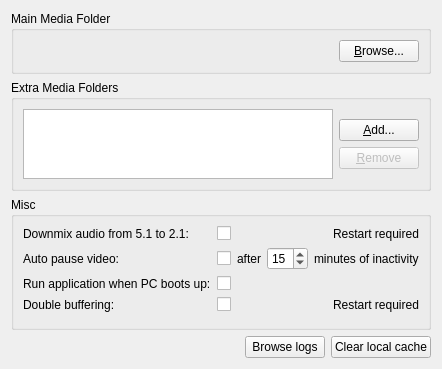
Qt form client/src/ui/widgets/settings/general_preferences_widget.ui (networkoptix/nx_open) before a commit.
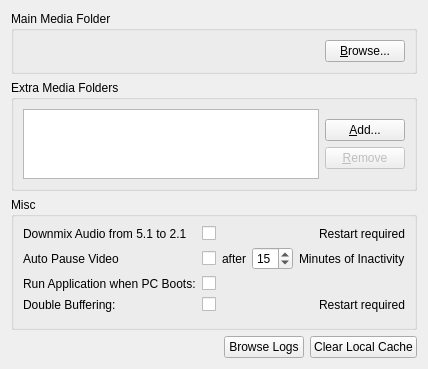
The same form after that commit. Custom widgets are drawn as their Qt base class.

The edit to the form file:
```diff
--- a/client/src/ui/widgets/settings/general_preferences_widget.ui
+++ b/client/src/ui/widgets/settings/general_preferences_widget.ui
@@ -121,7 +121,7 @@
       <item row="0" column="0">
        <widget class="QLabel" name="label_4">
         <property name="text">
-         <string>Downmix audio from 5.1 to 2.1:</string>
+         <string>Downmix Audio from 5.1 to 2.1</string>
         </property>
        </widget>
       </item>
@@ -146,7 +146,7 @@
       <item row="1" column="0">
        <widget class="QLabel" name="pauseOnInactivityLabel">
         <property name="text">
-         <string>Auto pause video:</string>
+         <string>Auto Pause Video</string>
         </property>
        </widget>
       </item>
@@ -197,7 +197,7 @@
            <item>
             <widget class="QLabel" name="idleTimeoutLabel2">
              <property name="text">
-              <string>minutes of inactivity</string>
+              <string>Minutes of Inactivity</string>
              </property>
             </widget>
            </item>
@@ -222,7 +222,7 @@
       <item row="2" column="0">
        <widget class="QLabel" name="autoStartLabel">
         <property name="text">
-         <string>Run application when PC boots up:</string>
+         <string>Run Application when PC Boots:</string>
         </property>
        </widget>
       </item>
@@ -236,7 +236,7 @@
       <item row="3" column="0">
        <widget class="QLabel" name="doubleBufferLabel">
         <property name="text">
-         <string>Double buffering:</string>
+         <string>Double Buffering:</string>
         </property>
        </widget>
       </item>
@@ -295,14 +295,14 @@
      <item>
       <widget class="QPushButton" name="browseLogsButton">
        <property name="text">
-        <string>Browse logs</string>
+        <string>Browse Logs</string>
        </property>
       </widget>
      </item>
      <item>
       <widget class="QPushButton" name="clearCacheButton">
        <property name="text">
-        <string>Clear local cache</string>
+        <string>Clear Local Cache</string>
        </property>
       </widget>
      </item>
```
